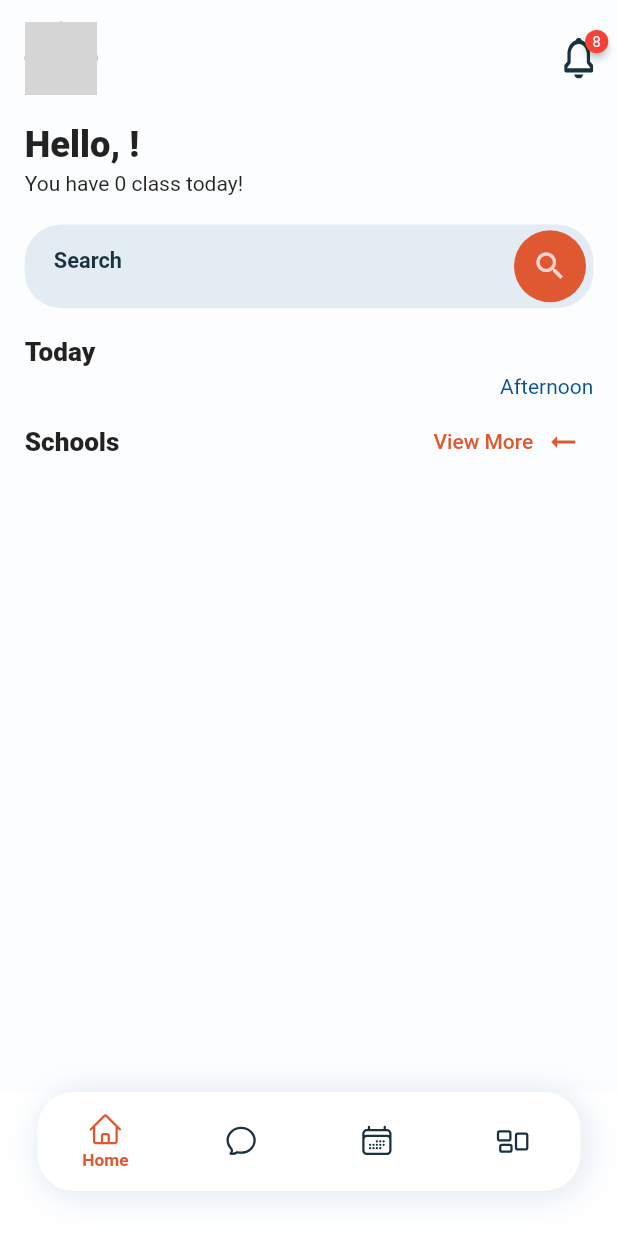
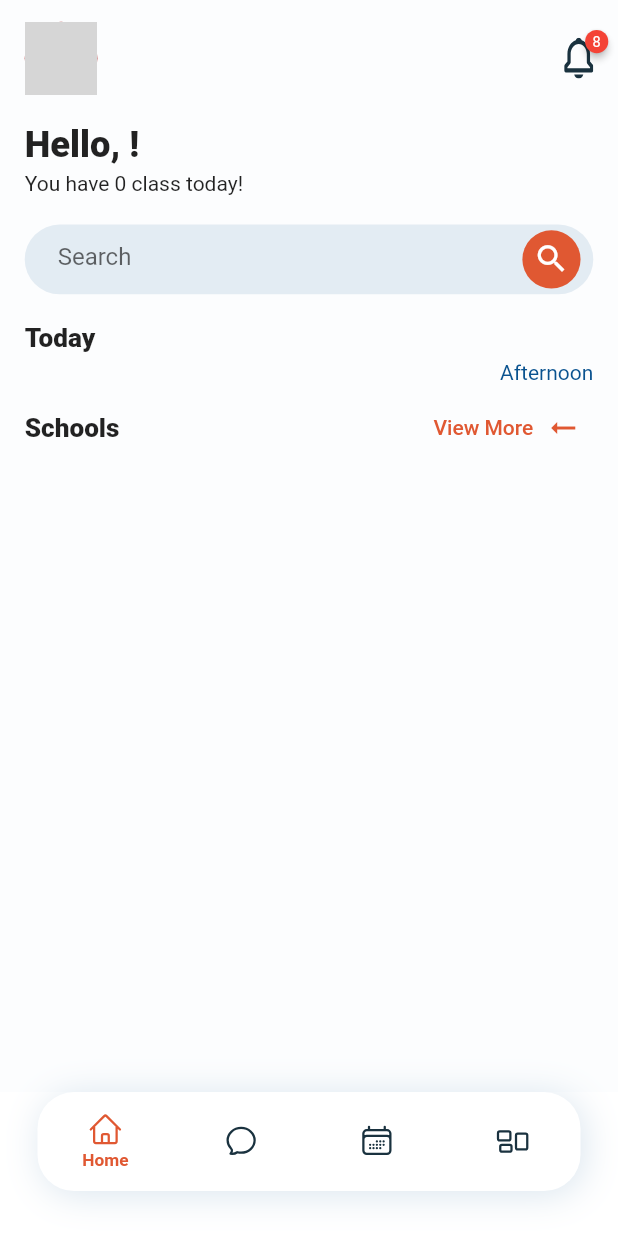
Before and after one commit to aimelive/teaching_app, a Flutter app: the screen it shows once a user with an empty profile is signed in, on a phone screen of 412 x 824 dp. Run offline on Flutter 3.47's test engine with Material 2 defaults, Android fonts, the phone set to English and light mode, and no system bars; drawn by our look-alikes of badges; our stand-ins replace cached_network_image, cloud_firestore, dio, firebase_auth, firebase_core, firebase_storage and 9 more; missing offline and left inert: swipe_image_gallery; accounts and stored records are empty; network calls fail; grey boxes are pictures that could not be loaded.

Commit message:
run android

```diff
--- a/lib/services/pdf_service.dart
+++ b/lib/services/pdf_service.dart
@@ -90,7 +90,7 @@ class PdfService {
     return MemoryImage(bytesData.buffer.asUint8List());
   }
 
-  void openFile(File file) async {
+  Future<void> openFile(File file) async {
     final url = file.path;
     await OpenFile.open(url);
   }
--- a/lib/ui/screens/classes/home_teacher_class_container.dart
+++ b/lib/ui/screens/classes/home_teacher_class_container.dart
@@ -29,81 +29,37 @@ class _TeacherClassesHomeContainerState
           addVerticalSpace(20),
           Container(
             padding: EdgeInsets.only(
-              right: 5.r,
-              left: 20.r,
+              right: 4.r,
+              left: 20.w,
+              top: 4.r,
               bottom: 4.r,
-              top: 4.r,
             ),
             decoration: BoxDecoration(
+              borderRadius: BorderRadius.circular(25.r),
               color: secondaryColor.withOpacity(0.1),
-              borderRadius: BorderRadius.circular(25.r),
             ),
-            child: TextFormField(
-              style: TextStyle(
-                color: secondaryDark,
-                fontWeight: FontWeight.w600,
-                fontSize: 15.sp,
-              ),
+            child: TextField(
               cursorColor: secondaryColor,
-              decoration: const InputDecoration(
+              decoration: InputDecoration(
+                isDense: true,
+                constraints: BoxConstraints(maxHeight: 40.h),
                 suffixIcon: CircleAvatar(
                   backgroundColor: primaryColor,
-                  child: Icon(Icons.search),
+                  foregroundColor: whiteColor,
+                  child: Icon(
+                    Icons.search,
+                    size: 25.sp,
+                  ),
                 ),
-                hintStyle: TextStyle(color: secondaryDark),
+                contentPadding: EdgeInsets.symmetric(
+                  vertical: 12.h,
+                ),
                 hintText: "Search",
                 border: InputBorder.none,
               ),
             ),
           ),
           addVerticalSpace(20),
-          // Text(
-          //   "May 26, Friday",
-          //   style: TextStyle(
-          //     fontSize: 18.sp,
-          //     fontWeight: FontWeight.w800,
-          //   ),
-          // ),
-          // addVerticalSpace(12),
-          // SizedBox(
-          //   height: 80.h,
-          //   child: ListView.builder(
-          //       scrollDirection: Axis.horizontal,
-          //       itemCount: 5,
-          //       itemBuilder: (context, index) {
-          //         final active = index == 0;
-          //         return Container(
-          //           width: 60.w,
-          //           margin: EdgeInsets.only(left: active ? 0 : 10.w),
-          //           decoration: BoxDecoration(
-          //             color: active
-          //                 ? primaryColor
-          //                 : secondaryColor.withOpacity(0.1),
-          //             borderRadius: BorderRadius.circular(10.r),
-          //           ),
-          //           child: Column(
-          //             mainAxisAlignment: MainAxisAlignment.spaceEvenly,
-          //             children: [
-          //               Text(
-          //                 "FRI",
-          //                 style: TextStyle(
-          //                   color: active ? whiteColor : secondaryDark,
-          //                 ),
-          //               ),
-          //               Text(
-          //                 "26",
-          //                 style: TextStyle(
-          //                   fontSize: 20.sp,
-          //                   fontWeight: FontWeight.bold,
-          //                   color: active ? whiteColor : secondaryDark,
-          //                 ),
-          //               ),
-          //             ],
-          //           ),
-          //         );
-          //       }),
-          // ),
-          // addVerticalSpace(15),
           Text(
             "Today",
             style: TextStyle(
@@ -111,7 +67,6 @@ class _TeacherClassesHomeContainerState
               fontWeight: FontWeight.w800,
             ),
           ),
-
           addVerticalSpace(5),
           const Align(
             alignment: Alignment.centerRight,
--- a/lib/ui/screens/home/widgets/school_card.dart
+++ b/lib/ui/screens/home/widgets/school_card.dart
@@ -28,16 +28,16 @@ class SchoolCard extends StatelessWidget {
           context,
           to: SchoolScreen(school: school),
         ),
-        child: Card(
         child: Column(
           children: [
-              ClipRRect(
+            Expanded(
+              child: ClipRRect(
                 borderRadius: BorderRadius.circular(5.r),
                 child: CachedNetworkImage(
                   imageUrl: school.image,
-                  height: 120,
                   width: double.infinity,
                   fit: BoxFit.cover,
+                ),
               ),
             ),
             Padding(
@@ -59,9 +59,8 @@ class SchoolCard extends StatelessWidget {
                   ),
                 ],
               ),
-              )
+            ),
           ],
-          ),
         ),
       ),
     );
--- a/lib/ui/screens/home/widgets/timetable_container.dart
+++ b/lib/ui/screens/home/widgets/timetable_container.dart
@@ -142,7 +142,7 @@ class _TimeTableContainerState extends State<TimeTableContainer> {
                       );
                       return;
                     }
-                    _pdf.openFile(generatePdf!);
+                    await _pdf.openFile(generatePdf!);
                     UiUtils.showMessage(
                       title: "Downloaded Schedule",
                       message:
```
Also changed, not shown: 2 other files. Lines whose indentation alone changed are shown as unchanged.
